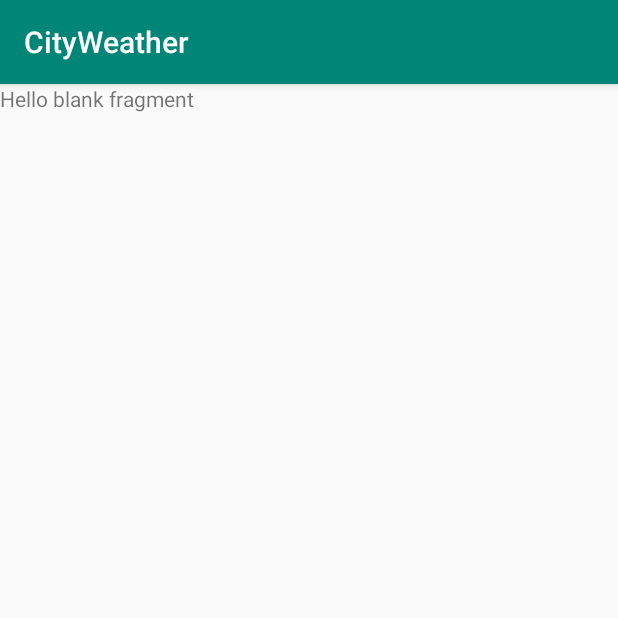
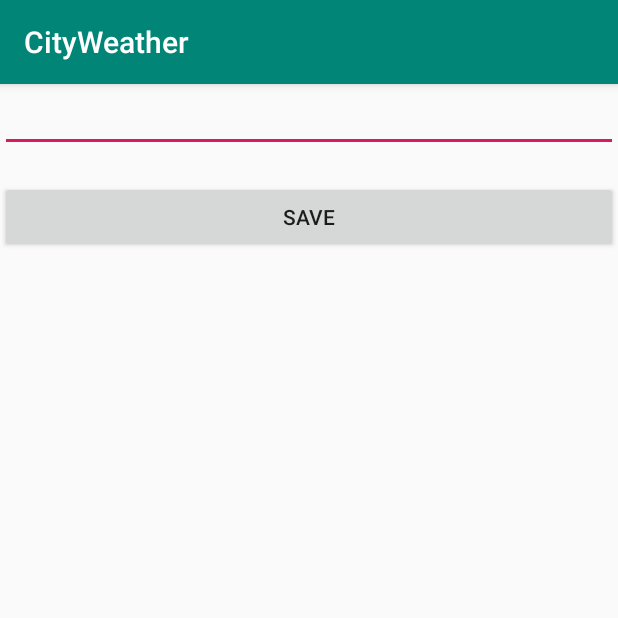
Before and after one commit to shight-dev/CityWeather, an Android app: the screen it shows after launch (EditActivity), in the options menu, after a tap on "Add", on a phone screen of 412 x 824 dp, the top half of it. Run offline under Robolectric (Android 15) with nearby library versions, the phone set to English and light mode, and no system bars; our stand-ins replace Dagger/Hilt's generated code, Room's generated code.

Commit message:
Save and edit data
Функционал добавления и сохранения данных в БД

```diff
--- a/app/src/main/java/com/sample/cityweather/Activities/EditActivity.kt
+++ b/app/src/main/java/com/sample/cityweather/Activities/EditActivity.kt
@@ -8,14 +8,25 @@ import com.sample.cityweather.Fragments.EditFragment
 class EditActivity : SingleFragmentActivity(),
     EditFragment.OnEditFragmentInteractionListener {
     override fun onFragmentInteraction(string: String) {
-        TODO("not implemented") //To change body of created functions use File | Settings | File Templates.
+        setResult(0)
+        finish()
     }
 
     override fun createFragment(): Fragment {
-        return EditFragment.newInstance()
+        val cityName = intent.getStringExtra(CITY_NAME)
+        return EditFragment.newInstance(cityName?:null)
     }
 
     companion object {
+
+        const val CITY_NAME = "city"
+
+        fun newIntent(context: Context, cityName : String): Intent {
+            val intent = Intent(context, EditActivity::class.java)
+            intent.putExtra(CITY_NAME, cityName)
+            return intent
+        }
+
         fun newIntent(context: Context): Intent {
             return Intent(context, EditActivity::class.java)
         }
--- a/app/src/main/java/com/sample/cityweather/Activities/MainActivity.kt
+++ b/app/src/main/java/com/sample/cityweather/Activities/MainActivity.kt
@@ -1,5 +1,6 @@
 package com.sample.cityweather.Activities
 
+import android.content.Intent
 import android.view.Menu
 import android.view.MenuItem
 import androidx.fragment.app.Fragment
@@ -14,7 +15,7 @@ class MainActivity : SingleFragmentActivity(),
     override fun onListFragmentInteraction(string: String) {
         //TODO вызвать новое активити
         //TODO waiting for result
-        startActivity(EditActivity.newIntent(this))
+        //startActivityForResult(EditActivity.newIntent(this, string), 10)
     }
 
     override fun createFragment(): Fragment {
@@ -28,13 +29,7 @@ class MainActivity : SingleFragmentActivity(),
         return true
     }
 
-    //TODO waiting for result
-    override fun onOptionsItemSelected(item: MenuItem?): Boolean {
-        when (item!!.itemId) {
-            R.id.addItem -> {
-                startActivity(EditActivity.newIntent(this))
-            }
-        }
-        return super.onOptionsItemSelected(item)
+    override fun onActivityResult(requestCode: Int, resultCode: Int, data: Intent?) {
+        super.onActivityResult(requestCode, resultCode, data)
     }
 }
--- a/app/src/main/java/com/sample/cityweather/DaggerWork/AppComponent.kt
+++ b/app/src/main/java/com/sample/cityweather/DaggerWork/AppComponent.kt
@@ -1,6 +1,6 @@
 package com.sample.cityweather.DaggerWork
 
-import com.sample.cityweather.Activities.MainActivity
+import com.sample.cityweather.Fragments.EditFragment
 import com.sample.cityweather.Fragments.WeatherListFragment
 import dagger.Component
 import javax.inject.Singleton
@@ -10,4 +10,5 @@ import javax.inject.Singleton
 interface AppComponent {
 
     fun inject(weatherListFragment : WeatherListFragment)
+    fun inject(editFragment : EditFragment)
 }
--- a/app/src/main/java/com/sample/cityweather/DbWork/DataWorker.kt
+++ b/app/src/main/java/com/sample/cityweather/DbWork/DataWorker.kt
@@ -42,4 +42,7 @@ class DataWorker(context: Context) {
 
     fun getAllWeather() =
         mWeatherDb.weatherDao().getData()
+
+    fun getWeather(cityName :String) =
+        mWeatherDb.weatherDao().getData(cityName)
 }
--- a/app/src/main/java/com/sample/cityweather/DbWork/WeatherDao.kt
+++ b/app/src/main/java/com/sample/cityweather/DbWork/WeatherDao.kt
@@ -17,4 +17,7 @@ interface WeatherDao {
 
     @Query("select * from WeatherData")
     fun getData(): List<WeatherData>
+
+    @Query("select * from WeatherData where city =:cityName")
+    fun getData(cityName : String):WeatherData
 }
--- a/app/src/main/java/com/sample/cityweather/Fragments/EditFragment.kt
+++ b/app/src/main/java/com/sample/cityweather/Fragments/EditFragment.kt
@@ -6,18 +6,66 @@ import androidx.fragment.app.Fragment
 import android.view.LayoutInflater
 import android.view.View
 import android.view.ViewGroup
+import com.sample.cityweather.DaggerWork.App
+import com.sample.cityweather.DataClasses.WeatherData
+import com.sample.cityweather.DbWork.DataWorker
 
 import com.sample.cityweather.R
+import kotlinx.android.synthetic.main.fragment_edit.*
+import javax.inject.Inject
 
 class EditFragment : Fragment() {
     private var listener: OnEditFragmentInteractionListener? = null
+
+    @Inject
+    lateinit var dataWorker: DataWorker
+
+    private var weatherData: WeatherData? = null
+
+    private var isNew : Boolean = false
 
     override fun onCreateView(
         inflater: LayoutInflater, container: ViewGroup?,
         savedInstanceState: Bundle?
     ): View? {
-        // Inflate the layout for this fragment
         return inflater.inflate(R.layout.fragment_edit, container, false)
+    }
+
+    override fun onCreate(savedInstanceState: Bundle?) {
+        super.onCreate(savedInstanceState)
+        App.component.inject(this)
+        val cityName = arguments?.getString(CITY_NAME)
+        cityName?.let {
+            weatherData = dataWorker.getWeather(cityName)
+        }
+        weatherData ?: let {
+            weatherData = WeatherData()
+            isNew = true
+        }
+    }
+
+    override fun onStart() {
+        super.onStart()
+        saveBtn.setOnClickListener {
+            weatherData?.let {
+
+                weatherData!!.city = cityEdit.text.toString()
+
+                //TODO change primary key
+                if(isNew){
+                    dataWorker.addWeather(weatherData!!)
+                }
+                else {
+                    dataWorker.updateWeather(weatherData!!)
+                }
+            }
+            listener?.onFragmentInteraction("close")
+        }
+        updateUi()
+    }
+
+    fun updateUi() {
+        cityEdit.setText(weatherData?.city)
     }
 
     override fun onAttach(context: Context) {
@@ -35,13 +83,21 @@ class EditFragment : Fragment() {
     }
 
     interface OnEditFragmentInteractionListener {
-        // TODO: Update argument type and name
-        fun onFragmentInteraction(string :String)
+        fun onFragmentInteraction(string: String)
     }
 
     companion object {
+
+        private const val CITY_NAME = "city"
+
         @JvmStatic
-        fun newInstance() =
-            EditFragment()
+        fun newInstance(city: String?): EditFragment {
+            val bundle = Bundle()
+            bundle.putSerializable(CITY_NAME, city)
+
+            val editFragment = EditFragment()
+            editFragment.arguments = bundle
+            return editFragment
+        }
     }
 }
--- a/app/src/main/java/com/sample/cityweather/Fragments/WeatherListFragment.kt
+++ b/app/src/main/java/com/sample/cityweather/Fragments/WeatherListFragment.kt
@@ -1,14 +1,17 @@
 package com.sample.cityweather.Fragments
 
 import android.content.Context
+import android.content.Intent
 import android.os.Bundle
 import androidx.fragment.app.Fragment
 import android.view.LayoutInflater
+import android.view.MenuItem
 import android.view.View
 import android.view.ViewGroup
 import android.widget.TextView
 import androidx.recyclerview.widget.LinearLayoutManager
 import androidx.recyclerview.widget.RecyclerView
+import com.sample.cityweather.Activities.EditActivity
 import com.sample.cityweather.DaggerWork.App
 import com.sample.cityweather.DataClasses.WeatherData
 import com.sample.cityweather.DbWork.DataWorker
@@ -26,6 +29,7 @@ class WeatherListFragment : Fragment() {
     override fun onCreate(savedInstanceState: Bundle?) {
         super.onCreate(savedInstanceState)
         App.component.inject(this)
+        setHasOptionsMenu(true)
     }
 
     fun updateUi() {
@@ -63,6 +67,23 @@ class WeatherListFragment : Fragment() {
         listener = null
     }
 
+    override fun onActivityResult(requestCode: Int, resultCode: Int, data: Intent?) {
+        super.onActivityResult(requestCode, resultCode, data)
+        if(resultCode == 0){
+            weatherRecyclerView.adapter!!.notifyDataSetChanged()
+        }
+    }
+
+    override fun onOptionsItemSelected(item: MenuItem): Boolean {
+        when (item.itemId) {
+            R.id.addItem -> {
+                //TODO rework activity call
+                startActivityForResult(EditActivity.newIntent(activity!!),10)
+            }
+        }
+        return super.onOptionsItemSelected(item)
+    }
+
     private inner class WeatherHolder(itemView: View) : RecyclerView.ViewHolder(itemView),
         View.OnClickListener {
 
@@ -71,7 +92,9 @@ class WeatherListFragment : Fragment() {
         }
 
         override fun onClick(v: View?) {
-            listener?.onListFragmentInteraction(weather.city)
+            //TODO rework
+            startActivityForResult(EditActivity.newIntent(activity!!, weather.city), 10)
+            //listener?.onListFragmentInteraction(weather.city)
         }
 
         lateinit var weather: WeatherData
--- a/app/src/main/res/layout/fragment_edit.xml
+++ b/app/src/main/res/layout/fragment_edit.xml
@@ -1,14 +1,24 @@
 <?xml version="1.0" encoding="utf-8"?>
-<FrameLayout xmlns:android="http://schemas.android.com/apk/res/android"
+<LinearLayout xmlns:android="http://schemas.android.com/apk/res/android"
     xmlns:tools="http://schemas.android.com/tools"
     android:layout_width="match_parent"
     android:layout_height="match_parent"
+    android:orientation="vertical"
     tools:context=".Fragments.EditFragment">
 
-    <!-- TODO: Update blank fragment layout -->
+    <EditText
+        android:id="@+id/cityEdit"
+        android:layout_width="match_parent"
+        android:layout_height="wrap_content" />
+
     <TextView
+        android:id="@+id/weatherView"
         android:layout_width="match_parent"
-        android:layout_height="match_parent"
-        android:text="@string/hello_blank_fragment" />
+        android:layout_height="wrap_content" />
 
-</FrameLayout>
+    <Button
+        android:id="@+id/saveBtn"
+        android:layout_width="match_parent"
+        android:layout_height="wrap_content"
+        android:text="@string/save" />
+</LinearLayout>
--- a/app/src/main/res/values/strings.xml
+++ b/app/src/main/res/values/strings.xml
@@ -4,4 +4,5 @@
     <!-- TODO: Remove or change this placeholder text -->
     <string name="hello_blank_fragment">Hello blank fragment</string>
     <string name="add">Add</string>
+    <string name="save">Save</string>
 </resources>
```
